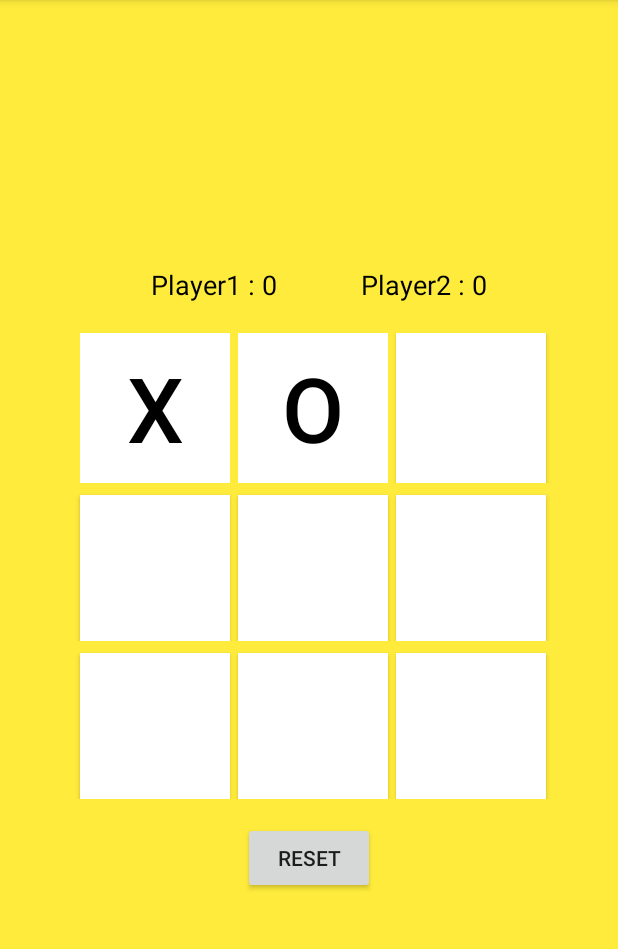
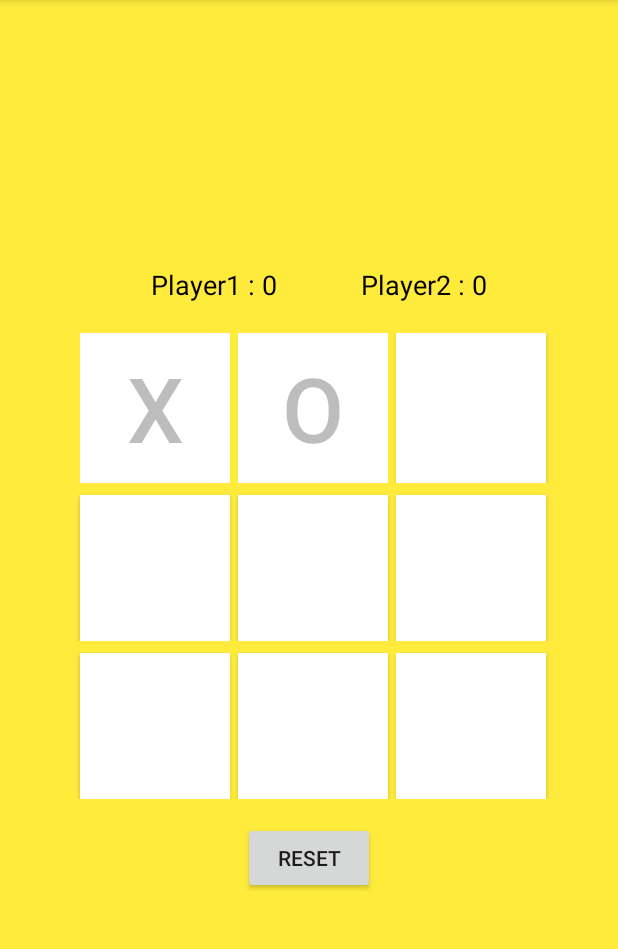
Before and after one commit to Abhishek07Kalra/TicTacToeApp, an Android app: the screen it shows after launch (MainActivity), after a tap on an icon or button, on a phone screen of 412 x 824 dp, the part 84-1033 px from its top. Run offline under Robolectric (Android 15) with nearby library versions, the phone set to English and light mode, and no system bars; 1 other tap on this screen came first.

Commit message:
Update activity_main.xml

```diff
--- a/app/src/main/res/layout/activity_main.xml
+++ b/app/src/main/res/layout/activity_main.xml
@@ -47,7 +47,6 @@
             android:layout_marginLeft="5dp"
             android:background="#FFFFFF"
             android:onClick="clickfun"
-            android:textColor="#000000"
             android:textSize="60dp" />
 
         <Button
@@ -57,7 +56,6 @@
             android:layout_marginLeft="5dp"
             android:background="#FFFFFF"
             android:onClick="clickfun"
-            android:textColor="#000000"
             android:textSize="60dp" />
 
         <Button
```
